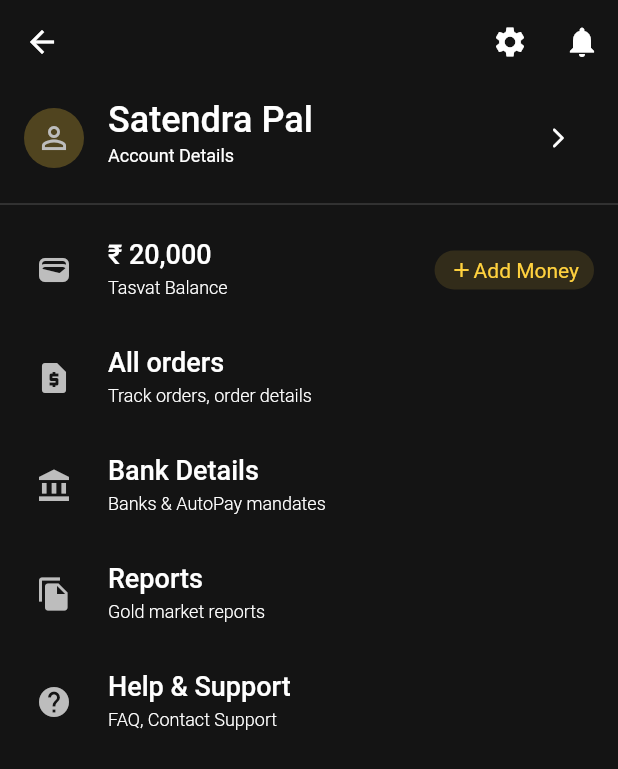
After one commit to Satendra9984/Kanak_Marketplace_App, a Flutter app: the ProfileScreen screen opened directly, on a phone screen of 412 x 824 dp. The commit adds this screen. Shown: the top 769 px of the screen. Run offline on Flutter 3.47's test engine with Material 2 defaults, Android fonts, the phone set to English and light mode, and no system bars; our stand-ins replace equatable, flutter_bloc, font_awesome_flutter; missing offline and left inert: amplify_auth_cognito, amplify_flutter.

Commit message:
profile page

```diff
--- /dev/null
+++ b/lib/screens/add_money/views/add_money_screen.dart
@@ -0,0 +1,18 @@
+import 'package:flutter/material.dart';
+import '../../../utils/app_constants.dart';
+
+class AddMoneyScreen extends StatelessWidget {
+  const AddMoneyScreen({Key? key}) : super(key: key);
+
+  @override
+  Widget build(BuildContext context) {
+    return Scaffold(
+      backgroundColor: background,
+      appBar: AppBar(
+        backgroundColor: background,
+        elevation: 0.0,
+      ),
+      body: Column(),
+    );
+  }
+}
--- a/lib/screens/buy/buy_assets.dart
+++ b/lib/screens/buy/buy_assets.dart
@@ -242,10 +242,10 @@ class _BuyAssetsState extends State<BuyAssets> {
                           ),
                           Text(
                             formState.isValid
-                                ? '~ ${_getTotal()} USD'
-                                : '~ 0.00 USD',
+                                ? '~ ${_getTotal()} ₹'
+                                : '~ 0.00 ₹',
                             style: TextStyle(
-                              fontSize: body2,
+                              fontSize: body1,
                               color: text400,
                               fontWeight: FontWeight.w500,
                             ),
@@ -255,7 +255,7 @@ class _BuyAssetsState extends State<BuyAssets> {
                             children: [
                               /// CASH BALANCE
                               Text(
-                                'Cash Balance: 12,000.00 USD',
+                                'Cash Balance: 12,000.00 ₹',
                                 style: TextStyle(
                                   fontSize: body2,
                                   color: text300,
--- a/lib/screens/dashboard/dashboard.dart
+++ b/lib/screens/dashboard/dashboard.dart
@@ -1,4 +1,5 @@
 import 'package:flutter/material.dart';
+import 'package:tasvat/screens/profile/views/profile_home_screen.dart';
 import 'package:tasvat/utils/app_constants.dart';
 
 import '../../widgets/tabs.dart';
@@ -30,11 +31,20 @@ class _DashboardScreenState extends State<DashboardScreen> {
         actions: [
           Container(
             margin: const EdgeInsets.symmetric(horizontal: 5),
-            child: const CircleAvatar(
-              // borderRadius: BorderRadius.circular(100),
-              radius: 16,
-              backgroundImage: AssetImage(
-                'assets/images/a_man_reading.png',
+            child: GestureDetector(
+              onTap: () {
+                Navigator.of(context).push(
+                  MaterialPageRoute(
+                    builder: (ctx) => ProfileScreen(),
+                  ),
+                );
+              },
+              child: const CircleAvatar(
+                // borderRadius: BorderRadius.circular(100),
+                radius: 16,
+                backgroundImage: AssetImage(
+                  'assets/images/a_man_reading.png',
+                ),
               ),
             ),
           ),
@@ -102,6 +112,7 @@ class _DashboardScreenState extends State<DashboardScreen> {
               ],
             ),
           ),
+
           const SizedBox(height: 10),
 
           /// Real-Time gold price data
--- /dev/null
+++ b/lib/screens/profile/views/account_details.dart
@@ -0,0 +1,19 @@
+import 'package:flutter/cupertino.dart';
+import 'package:flutter/material.dart';
+import 'package:tasvat/utils/app_constants.dart';
+
+class AccountDetailsScreen extends StatelessWidget {
+  const AccountDetailsScreen({Key? key}) : super(key: key);
+
+  @override
+  Widget build(BuildContext context) {
+    return Scaffold(
+      backgroundColor: background,
+      appBar: AppBar(
+        backgroundColor: background,
+        elevation: 0.0,
+      ),
+      body: Column(),
+    );
+  }
+}
--- /dev/null
+++ b/lib/screens/profile/views/profile_home_screen.dart
@@ -0,0 +1,242 @@
+import 'package:flutter/cupertino.dart';
+import 'package:flutter/material.dart';
+import 'package:tasvat/screens/profile/views/account_details.dart';
+import 'package:tasvat/utils/app_constants.dart';
+
+import '../../add_money/views/add_money_screen.dart';
+
+class ProfileScreen extends StatelessWidget {
+  const ProfileScreen({Key? key}) : super(key: key);
+
+  @override
+  Widget build(BuildContext context) {
+    return Scaffold(
+      backgroundColor: background,
+      appBar: AppBar(
+        backgroundColor: background,
+        elevation: 0.0,
+        actions: [
+          IconButton(
+            onPressed: () {},
+            icon: const Icon(Icons.settings),
+          ),
+          IconButton(
+            onPressed: () {},
+            icon: const Icon(Icons.notifications),
+          ),
+        ],
+      ),
+      body: Column(
+        children: [
+          ListTile(
+            leading: CircleAvatar(
+              backgroundColor: accentBG,
+              child: Icon(
+                Icons.perm_identity,
+                color: text400,
+              ),
+            ),
+            title: Text(
+              'Satendra Pal',
+              style: TextStyle(
+                fontSize: heading1,
+                fontWeight: FontWeight.w500,
+                color: text500,
+              ),
+            ),
+            subtitle: Text(
+              'Account Details',
+              style: TextStyle(
+                fontSize: caption,
+                fontWeight: FontWeight.w400,
+                color: text500,
+              ),
+            ),
+            trailing: IconButton(
+              onPressed: () {
+                Navigator.of(context).push(
+                  MaterialPageRoute(
+                    builder: (ctx) => AccountDetailsScreen(),
+                  ),
+                );
+              },
+              icon: const Icon(
+                Icons.arrow_forward_ios_rounded,
+                size: 16,
+              ),
+            ),
+          ),
+          Divider(color: text200),
+
+          /// BALANCE
+          ListTile(
+            leading: CircleAvatar(
+              backgroundColor: background,
+              child: Icon(
+                Icons.wallet,
+                color: text400,
+              ),
+            ),
+            title: Text(
+              '₹ 20,000',
+              style: TextStyle(
+                fontSize: heading2,
+                fontWeight: FontWeight.w500,
+                color: text500,
+              ),
+            ),
+            subtitle: Text(
+              'Tasvat Balance',
+              style: TextStyle(
+                fontSize: caption,
+                fontWeight: FontWeight.w300,
+                color: text500,
+              ),
+            ),
+            trailing: GestureDetector(
+              onTap: () {
+                Navigator.of(context).push(
+                  MaterialPageRoute(
+                    builder: (ctx) => AddMoneyScreen(),
+                  ),
+                );
+              },
+              child: Container(
+                padding:
+                    const EdgeInsets.symmetric(horizontal: 10, vertical: 5),
+                decoration: BoxDecoration(
+                  borderRadius: BorderRadius.circular(15),
+                  color: accentBG.withOpacity(0.5),
+                ),
+                child: Row(
+                  mainAxisSize: MainAxisSize.min,
+                  children: [
+                    Icon(
+                      Icons.add,
+                      size: 16,
+                      color: accent2,
+                    ),
+                    Text(
+                      'Add Money',
+                      style: TextStyle(
+                        color: accent2,
+                      ),
+                    ),
+                  ],
+                ),
+              ),
+            ),
+          ),
+
+          /// All Orders
+          ListTile(
+            leading: CircleAvatar(
+              backgroundColor: background,
+              child: Icon(
+                Icons.request_page,
+                color: text400,
+              ),
+            ),
+            title: Text(
+              'All orders',
+              style: TextStyle(
+                fontSize: heading2,
+                fontWeight: FontWeight.w500,
+                color: text500,
+              ),
+            ),
+            subtitle: Text(
+              'Track orders, order details',
+              style: TextStyle(
+                fontSize: caption,
+                fontWeight: FontWeight.w300,
+                color: text500,
+              ),
+            ),
+          ),
+
+          /// Bank details
+          ListTile(
+            leading: CircleAvatar(
+              backgroundColor: background,
+              child: Icon(
+                Icons.account_balance,
+                color: text400,
+              ),
+            ),
+            title: Text(
+              'Bank Details',
+              style: TextStyle(
+                fontSize: heading2,
+                fontWeight: FontWeight.w500,
+                color: text500,
+              ),
+            ),
+            subtitle: Text(
+              'Banks & AutoPay mandates',
+              style: TextStyle(
+                fontSize: caption,
+                fontWeight: FontWeight.w300,
+                color: text500,
+              ),
+            ),
+          ),
+
+          /// reports
+          ListTile(
+            leading: CircleAvatar(
+              backgroundColor: background,
+              child: Icon(
+                Icons.file_copy,
+                color: text400,
+              ),
+            ),
+            title: Text(
+              'Reports',
+              style: TextStyle(
+                fontSize: heading2,
+                fontWeight: FontWeight.w500,
+                color: text500,
+              ),
+            ),
+            subtitle: Text(
+              'Gold market reports',
+              style: TextStyle(
+                fontSize: caption,
+                fontWeight: FontWeight.w300,
+                color: text500,
+              ),
+            ),
+          ),
+
+          /// help & support
+          ListTile(
+            leading: CircleAvatar(
+              backgroundColor: background,
+              child: Icon(
+                Icons.help,
+                color: text400,
+              ),
+            ),
+            title: Text(
+              'Help & Support',
+              style: TextStyle(
+                fontSize: heading2,
+                fontWeight: FontWeight.w500,
+                color: text500,
+              ),
+            ),
+            subtitle: Text(
+              'FAQ, Contact Support',
+              style: TextStyle(
+                fontSize: caption,
+                fontWeight: FontWeight.w300,
+                color: text500,
+              ),
+            ),
+          ),
+        ],
+      ),
+    );
+  }
+}
```
